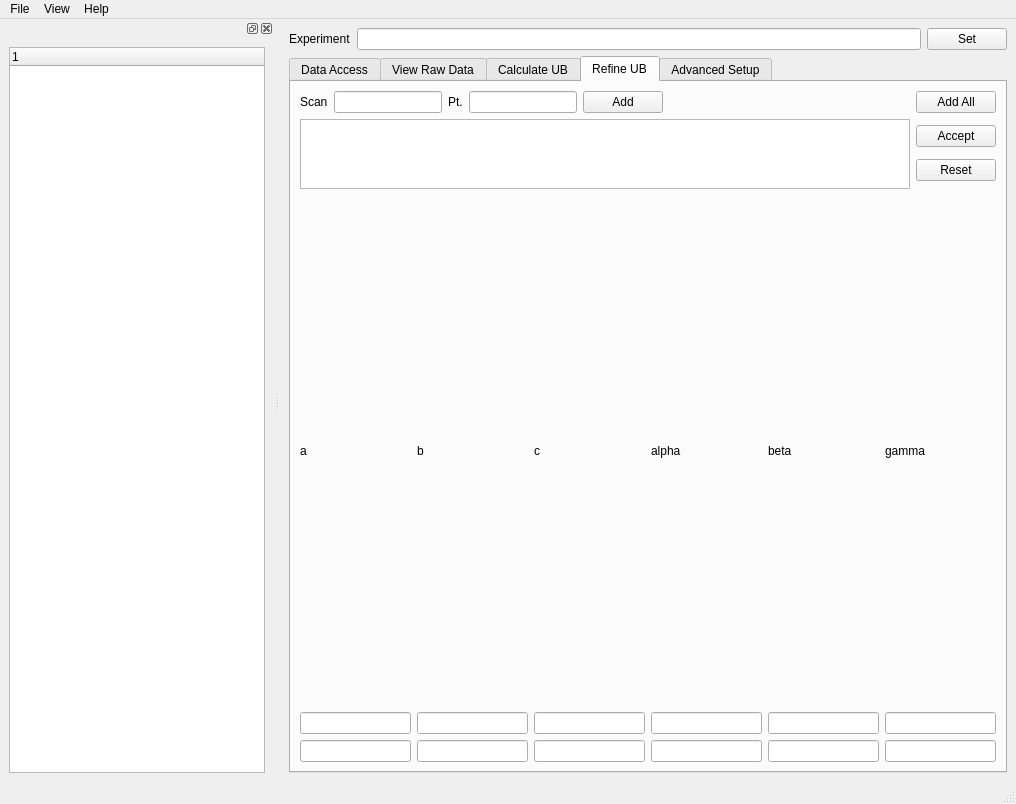
This is Code/Mantid/scripts/HFIR_4Circle_Reduction/Ui_MainWindow.ui in mantidproject/mantid as Qt 5 draws it before an edit. The edited form follows.
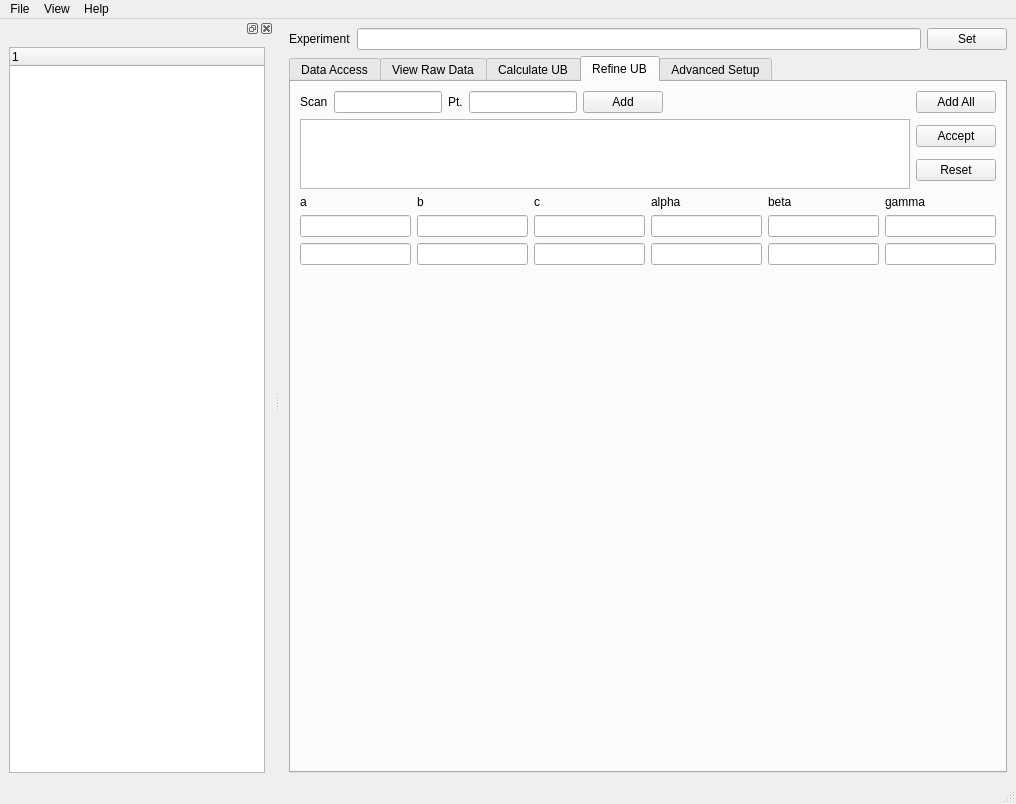
This is the edited form. The open tabs and pages were chosen to show the change.

The edit to the form file:
```diff
--- a/Code/Mantid/scripts/HFIR_4Circle_Reduction/Ui_MainWindow.ui
+++ b/Code/Mantid/scripts/HFIR_4Circle_Reduction/Ui_MainWindow.ui
@@ -664,6 +664,19 @@
               </item>
              </layout>
             </item>
+            <item row="1" column="0">
+             <spacer name="verticalSpacer_3">
+              <property name="orientation">
+               <enum>Qt::Vertical</enum>
+              </property>
+              <property name="sizeHint" stdset="0">
+               <size>
+                <width>20</width>
+                <height>40</height>
+               </size>
+              </property>
+             </spacer>
+            </item>
            </layout>
           </widget>
           <widget class="QWidget" name="tab_advsetup">
```
Left out of the diff: 41 changed lines with no effect on the pictures.
